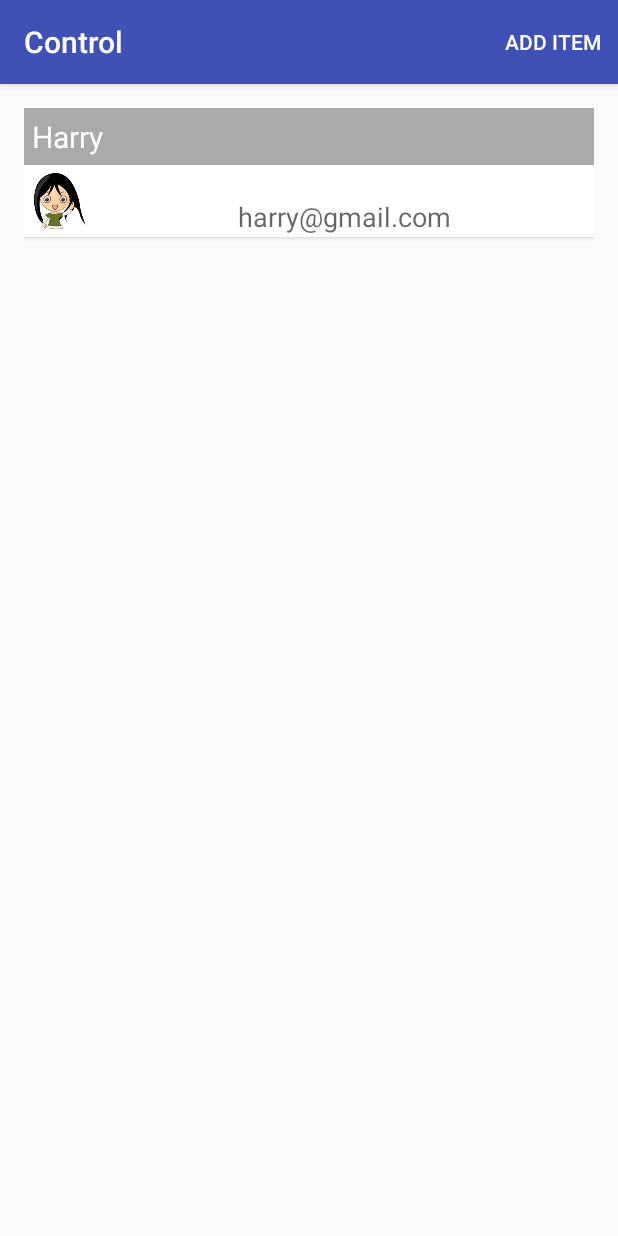
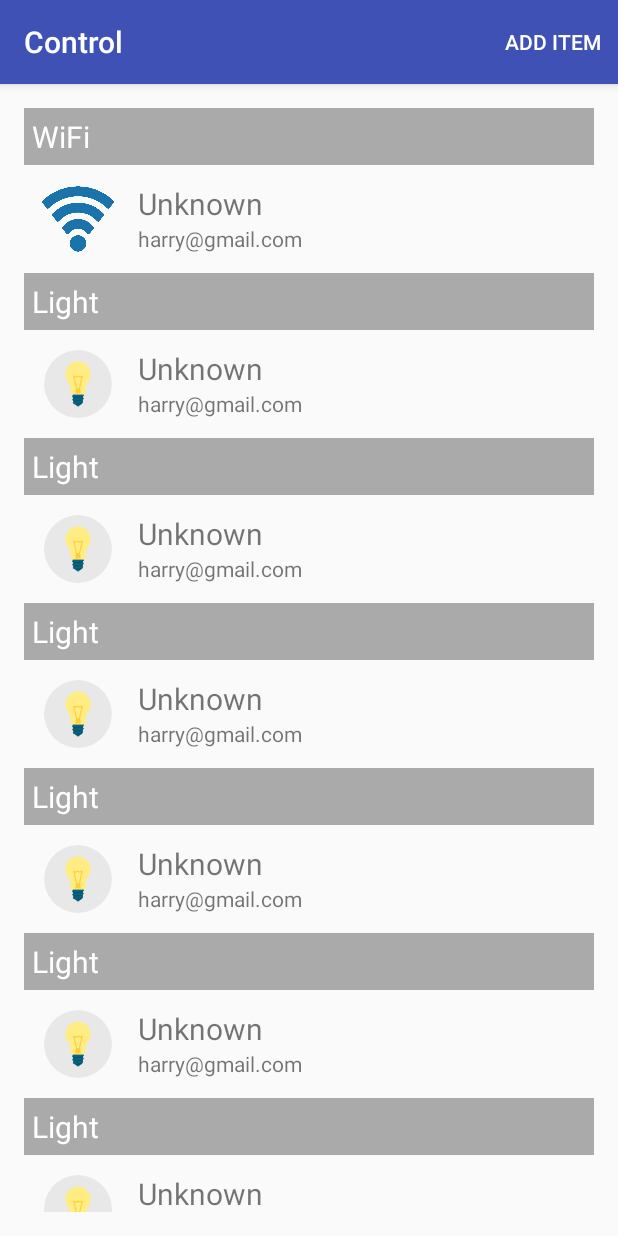
Before and after one commit to viperman1271/Hue, an Android app: the screen it shows after launch (MainActivity), on a phone screen of 412 x 824 dp. Run offline under Robolectric (Android 15) with nearby library versions, the phone set to English and light mode, and no system bars.

Commit message:
Some small updates to the adapter, data set, and layout

```diff
--- a/Android/ClientApp/app/src/main/java/com/mikefilion/hueclientapp/MyAdapter.java
+++ b/Android/ClientApp/app/src/main/java/com/mikefilion/hueclientapp/MyAdapter.java
@@ -8,9 +8,6 @@ package com.mikefilion.hueclientapp;
 import android.widget.TextView;
 
 import java.util.ArrayList;
-
-/*created using Android Studio (Beta) 0.8.14
-www.101apps.co.za*/
 
 public class MyAdapter extends RecyclerView.Adapter<MyAdapter.MyViewHolder> {
 
@@ -26,7 +23,7 @@ public class MyAdapter extends RecyclerView.Adapter<MyAdapter.MyViewHolder> {
             super(itemView);
             this.textViewName = (TextView) itemView.findViewById(R.id.textViewName);
             this.textViewEmail = (TextView) itemView.findViewById(R.id.textViewEmail);
-            this.imageViewIcon = (ImageView) itemView.findViewById(R.id.imageView);
+            this.imageViewIcon = (ImageView) itemView.findViewById(R.id.ivImageView);
         }
     }
 
@@ -35,10 +32,8 @@ public class MyAdapter extends RecyclerView.Adapter<MyAdapter.MyViewHolder> {
     }
 
     @Override
-    public MyViewHolder onCreateViewHolder(ViewGroup parent,
-                                           int viewType) {
-        View view = LayoutInflater.from(parent.getContext())
-                .inflate(R.layout.cards_layout, parent, false);
+    public MyViewHolder onCreateViewHolder(ViewGroup parent, int viewType) {
+        View view = LayoutInflater.from(parent.getContext()).inflate(R.layout.cards_layout, parent, false);
 
         view.setOnClickListener(MainActivity.myOnClickListener);
 
--- a/Android/ClientApp/app/src/main/java/com/mikefilion/hueclientapp/MyData.java
+++ b/Android/ClientApp/app/src/main/java/com/mikefilion/hueclientapp/MyData.java
@@ -1,16 +1,42 @@
 package com.mikefilion.hueclientapp;
-
-/*created using Android Studio (Beta) 0.8.14
-www.101apps.co.za*/
 
 public class MyData {
 
-    static String[] nameArray = {"Harry", "Sally", "Barry", "Willy", "Wally", "Solly", "Dolly", "Molly", "Pete", "Liz"};
-    static String[] emailArray = {"harry@gmail.com", "harry@gmail.com", "harry@gmail.com",
-            "harry@gmail.com", "harry@gmail.com", "harry@gmail.com",
-            "harry@gmail.com", "harry@gmail.com", "harry@gmail.com", "harry@gmail.com"};
-    static Integer[] drawableArray = {R.drawable.cute, R.drawable.goose, R.drawable.homer,
-            R.drawable.nerd, R.drawable.news, R.drawable.puss, R.drawable.teen,
-            R.drawable.charlie, R.drawable.turtle, R.drawable.rabbit};
+    static String[] nameArray = {
+            "WiFi",
+            "Light",
+            "Light",
+            "Light",
+            "Light",
+            "Light",
+            "Light",
+            "Light",
+            "Light",
+            "Light"
+    };
+    static String[] emailArray = {
+            "harry@gmail.com",
+            "harry@gmail.com",
+            "harry@gmail.com",
+            "harry@gmail.com",
+            "harry@gmail.com",
+            "harry@gmail.com",
+            "harry@gmail.com",
+            "harry@gmail.com",
+            "harry@gmail.com",
+            "harry@gmail.com"
+    };
+    static Integer[] drawableArray = {
+            R.drawable.ic_wifi,
+            R.drawable.ic_light_off,
+            R.drawable.ic_light_off,
+            R.drawable.ic_light_off,
+            R.drawable.ic_light_off,
+            R.drawable.ic_light_off,
+            R.drawable.ic_light_off,
+            R.drawable.ic_light_off,
+            R.drawable.ic_light_off,
+            R.drawable.ic_light_off
+    };
     static Integer[] id_ = {0, 1, 2, 3, 4, 5, 6, 7, 8, 9};
 }
--- a/Android/ClientApp/app/src/main/res/layout/cards_layout.xml
+++ b/Android/ClientApp/app/src/main/res/layout/cards_layout.xml
@@ -1,5 +1,5 @@
 <?xml version="1.0" encoding="utf-8"?>
-<LinearLayout xmlns:android="http://schemas.android.com/apk/res/android"
+<!--<LinearLayout xmlns:android="http://schemas.android.com/apk/res/android"
     android:layout_width="match_parent"
     android:layout_height="match_parent"
     android:orientation="vertical"
@@ -60,4 +60,50 @@
             </LinearLayout>
         </LinearLayout>
     </android.support.v7.widget.CardView>
+</LinearLayout>-->
+
+<LinearLayout xmlns:android="http://schemas.android.com/apk/res/android"
+    android:layout_width="match_parent"
+    android:layout_height="wrap_content"
+    android:orientation="vertical">
+
+    <TextView
+        android:id="@+id/textViewName"
+        android:padding="5dp"
+        android:layout_width="match_parent"
+        android:layout_height="wrap_content"
+        android:background="@android:color/darker_gray"
+        android:text="WiFi"
+        android:gravity="center_vertical"
+        android:textColor="@android:color/white"
+        android:textSize="20sp"/>
+
+    <RelativeLayout
+        android:layout_width="match_parent"
+        android:layout_height="wrap_content"
+        android:padding="12dp">
+
+        <ImageView
+            android:id="@+id/ivImageView"
+            android:layout_width="48dp"
+            android:layout_height="48dp"
+            android:layout_marginRight="16dp"
+            android:src="@drawable/ic_light_off" />
+
+        <TextView
+            android:id="@+id/tvNetworkName"
+            android:layout_width="wrap_content"
+            android:layout_height="wrap_content"
+            android:layout_toRightOf="@id/ivImageView"
+            android:textSize="20sp"
+            android:text="Unknown" />
+
+        <TextView
+            android:id="@+id/textViewEmail"
+            android:layout_width="wrap_content"
+            android:layout_height="wrap_content"
+            android:layout_below="@id/tvNetworkName"
+            android:layout_toRightOf="@id/ivImageView"
+            android:text="Not Connected" />
+    </RelativeLayout>
 </LinearLayout>
```
Lines whose indentation alone changed are shown as unchanged.
